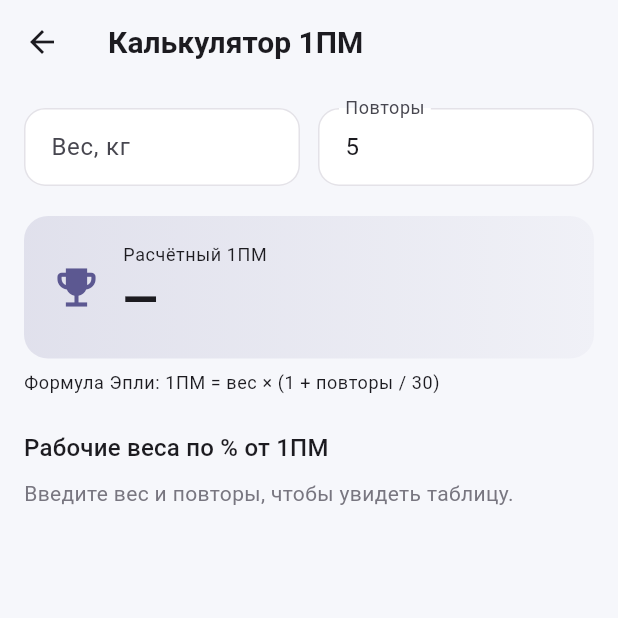
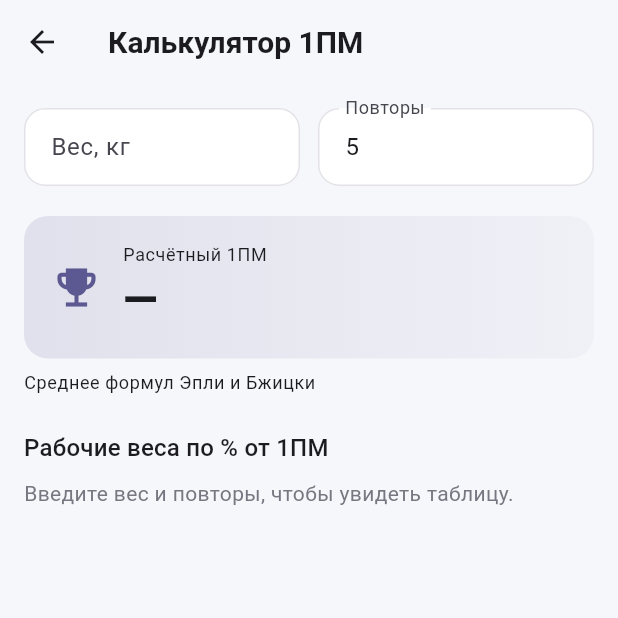
Before and after one commit to P1043412198/vibetracker2, a Flutter app: the OneRepMaxCalculatorPage screen opened directly, on a phone screen of 412 x 824 dp, the top half of it. Run offline on Flutter 3.47's test engine with Material 3 defaults, Android fonts, the phone set to English and light mode, and no system bars; drawn by our look-alikes of dynamic_color; our stand-ins replace csv, file_picker, fl_chart, flutter_animate, flutter_local_notifications, flutter_markdown and 13 more; missing offline and left inert: google_mlkit_text_recognition, mobile_scanner; accounts and stored records are empty; network calls fail.

Commit message:
fix(workouts): heatmap repaint, AI plan muscle groups, relative photo paths, dialog dispose, chart edge cases, 1RM Brzycki avg
Co-Authored-By: Devin AI <158243242+devin-ai-integration[bot]@users.noreply.github.com>

```diff
--- a/flutter_app/lib/features/goals/goal_details_page.dart
+++ b/flutter_app/lib/features/goals/goal_details_page.dart
@@ -1265,7 +1265,7 @@ class _PhotoTile extends ConsumerWidget {
       child: ClipRRect(
         borderRadius: BorderRadius.circular(10),
         child: Image.file(
-          File(path),
+          File(PhotoStorage.instance.resolve(path)),
           fit: BoxFit.cover,
           errorBuilder: (_, __, ___) => Container(
             color: Theme.of(context).colorScheme.surfaceContainerHighest,
@@ -1311,7 +1311,7 @@ class _PhotoTile extends ConsumerWidget {
         child: GestureDetector(
           onTap: () => Navigator.pop(ctx),
           child: InteractiveViewer(
-            child: Image.file(File(path)),
+            child: Image.file(File(PhotoStorage.instance.resolve(path))),
           ),
         ),
       ),
--- a/flutter_app/lib/features/spheres/sphere_details_page.dart
+++ b/flutter_app/lib/features/spheres/sphere_details_page.dart
@@ -1007,7 +1007,7 @@ class SphereNoteTile extends ConsumerWidget {
                   ClipRRect(
                     borderRadius: BorderRadius.circular(10),
                     child: Image.file(
-                      File(photo),
+                      File(PhotoStorage.instance.resolve(photo)),
                       width: 56,
                       height: 56,
                       fit: BoxFit.cover,
--- a/flutter_app/lib/features/spheres/sphere_note_page.dart
+++ b/flutter_app/lib/features/spheres/sphere_note_page.dart
@@ -505,7 +505,8 @@ class _SphereNotePageState extends ConsumerState<SphereNotePage> {
         insetPadding: const EdgeInsets.all(8),
         child: GestureDetector(
           onTap: () => Navigator.pop(ctx),
-          child: InteractiveViewer(child: Image.file(File(path))),
+          child: InteractiveViewer(
+              child: Image.file(File(PhotoStorage.instance.resolve(path)))),
         ),
       ),
     );
@@ -535,7 +536,7 @@ class _PhotoThumb extends StatelessWidget {
           child: ClipRRect(
             borderRadius: BorderRadius.circular(14),
             child: Image.file(
-              File(path),
+              File(PhotoStorage.instance.resolve(path)),
               fit: BoxFit.cover,
               errorBuilder: (_, __, ___) => Container(
                 color: Theme.of(context).colorScheme.surfaceContainerHighest,
--- a/flutter_app/lib/features/workouts/body_photos_tab.dart
+++ b/flutter_app/lib/features/workouts/body_photos_tab.dart
@@ -293,6 +293,9 @@ Future<void> _showPhotoForm(
       );
     }),
   );
+  labelCtl.dispose();
+  weightCtl.dispose();
+  noteCtl.dispose();
 }
 
 Future<void> _openPhoto(BuildContext context, WidgetRef ref,
@@ -393,7 +396,7 @@ class _PhotoImage extends StatelessWidget {
   final String path;
   @override
   Widget build(BuildContext context) {
-    final f = File(path);
+    final f = File(PhotoStorage.instance.resolve(path));
     if (!f.existsSync()) {
       return Container(
         color: Colors.black26,
--- a/flutter_app/lib/features/workouts/one_rep_max_calculator_page.dart
+++ b/flutter_app/lib/features/workouts/one_rep_max_calculator_page.dart
@@ -54,7 +54,12 @@ class _OneRepMaxCalculatorPageState extends State<OneRepMaxCalculatorPage> {
   Widget build(BuildContext context) {
     final w = double.tryParse(_weight.text.trim().replaceAll(',', '.')) ?? 0;
     final r = double.tryParse(_reps.text.trim()) ?? 0;
-    final oneRm = estimatedOneRepMax(w, r);
+    final epley = estimatedOneRepMax(w, r);
+    final brzycki = brzyckiOneRepMax(w, r);
+    // Use the average of Epley & Brzycki for the headline number — Epley alone
+    // over-estimates on high-rep sets.
+    final oneRm = averagedOneRepMax(w, r);
+    final lowConfidence = r > 10;
     final scheme = Theme.of(context).colorScheme;
 
     return Scaffold(
@@ -127,8 +132,29 @@ class _OneRepMaxCalculatorPageState extends State<OneRepMaxCalculatorPage> {
             ),
           ),
           const SizedBox(height: 8),
-          Text('Формула Эпли: 1ПМ = вес × (1 + повторы / 30)',
-              style: Theme.of(context).textTheme.bodySmall),
+          if (oneRm > 0)
+            Text(
+              'Эпли ${fmtNum(epley)} кг · Бжицки ${brzycki <= 0 ? '—' : '${fmtNum(brzycki)} кг'} (показано среднее)',
+              style: Theme.of(context).textTheme.bodySmall,
+            )
+          else
+            Text('Среднее формул Эпли и Бжицки',
+                style: Theme.of(context).textTheme.bodySmall),
+          if (lowConfidence) ...[
+            const SizedBox(height: 6),
+            Row(
+              children: [
+                Icon(Icons.info_outline, size: 15, color: scheme.tertiary),
+                const SizedBox(width: 6),
+                Expanded(
+                  child: Text(
+                    'Оценка надёжна до ~10 повторов. Выше — считайте её ориентиром.',
+                    style: TextStyle(fontSize: 12, color: scheme.tertiary),
+                  ),
+                ),
+              ],
+            ),
+          ],
           const SizedBox(height: 24),
           Text('Рабочие веса по % от 1ПМ',
               style: Theme.of(context).textTheme.titleMedium),
--- a/flutter_app/lib/features/workouts/workout_charts.dart
+++ b/flutter_app/lib/features/workouts/workout_charts.dart
@@ -1,3 +1,4 @@
+import 'package:flutter/foundation.dart';
 import 'package:flutter/material.dart';
 
 /// A filled line chart with a dot on the most recent point. Designed for short
@@ -59,7 +60,7 @@ class _LinePainter extends CustomPainter {
 
   @override
   bool shouldRepaint(covariant _LinePainter old) =>
-      old.values != values || old.color != color;
+      !listEquals(old.values, values) || old.color != color;
 }
 
 /// A simple labelled bar chart for categorical counts (e.g. sessions/week).
--- a/flutter_app/lib/main.dart
+++ b/flutter_app/lib/main.dart
@@ -3,11 +3,13 @@ import 'package:flutter_riverpod/flutter_riverpod.dart';
 
 import 'app.dart';
 import 'services/notification_service.dart';
+import 'services/photo_storage.dart';
 import 'services/storage.dart';
 
 Future<void> main() async {
   WidgetsFlutterBinding.ensureInitialized();
   await AppStorage.init();
+  await PhotoStorage.instance.init();
   // Best-effort early init so the timezone DB is loaded before any provider
   // touches it. Permission prompts are deferred until the user enables a
   // reminder for the first time.
```
Also changed, not shown: flutter_app/lib/features/workouts/muscle_heatmap.dart (+12 -6 lines), flutter_app/lib/features/workouts/workout_exercise_detail_page.dart (+5 -2 lines), flutter_app/lib/features/workouts/workout_format.dart (+6 -3 lines), flutter_app/lib/features/workouts/workout_viz.dart (+68 -3 lines), flutter_app/lib/features/workouts/workouts_page.dart (+25 -1 lines), flutter_app/lib/models/enums.dart (+11 -0 lines), flutter_app/lib/services/photo_storage.dart (+64 -4 lines).
